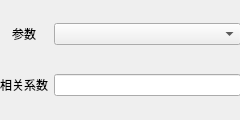
The window that hs_corelatecoefmodel.ui (Ying3141/yizumi-monitor) describes before a commit, drawn with Qt 5.
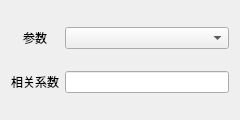
The same window after the commit.

```diff
--- a/hs_corelatecoefmodel.ui
+++ b/hs_corelatecoefmodel.ui
@@ -19,15 +19,6 @@
   <property name="windowTitle">
    <string>Form</string>
   </property>
-  <widget class="QWidget" name="gridLayoutWidget">
-   <property name="geometry">
-    <rect>
-     <x>0</x>
-     <y>0</y>
-     <width>241</width>
-     <height>121</height>
-    </rect>
-   </property>
    <layout class="QGridLayout" name="gridLayout">
     <item row="0" column="1">
      <widget class="QComboBox" name="paraeter_select"/>
@@ -56,7 +47,6 @@
      <widget class="QLineEdit" name="COEF_show"/>
     </item>
    </layout>
-  </widget>
  </widget>
  <resources/>
  <connections/>
```
Left out of the diff: 8 changed lines with no effect on the pictures. Lines whose indentation alone changed are shown as unchanged.
